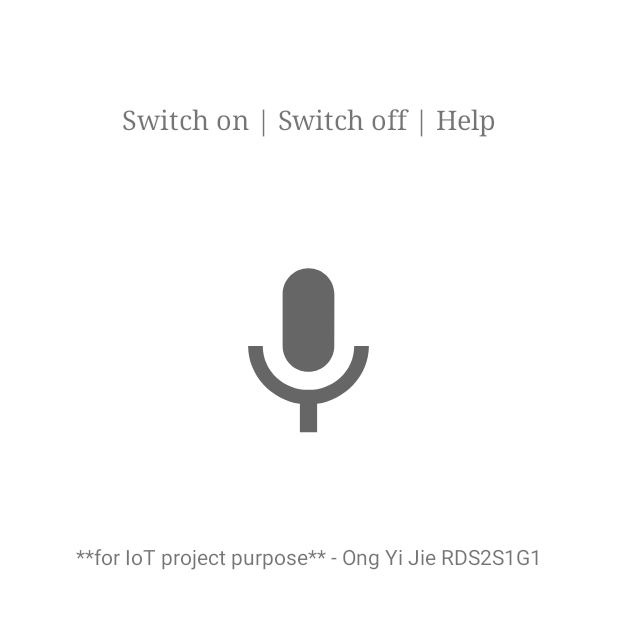
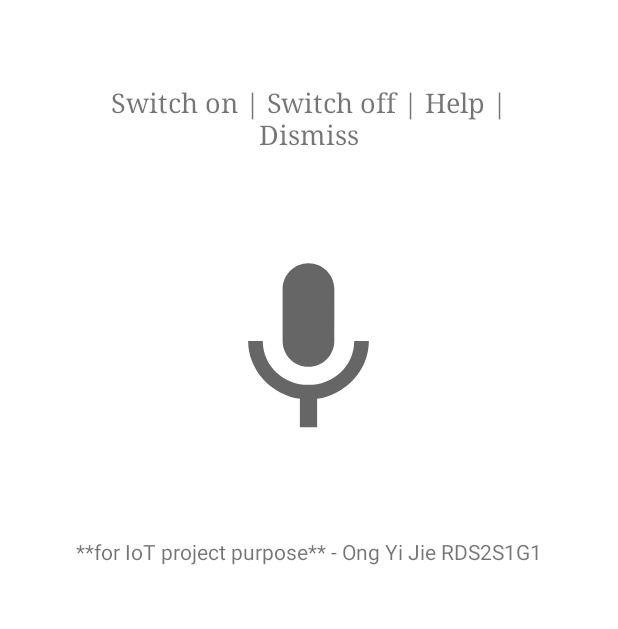
Before and after one commit to ongyijie/SpeechRecognition, an Android app: the screen it shows after launch (MainActivity), on a phone screen of 412 x 824 dp, the part 219-848 px from its top. Run offline under Robolectric (Android 15) with nearby library versions, the phone set to English and light mode, and no system bars; our stand-ins replace Firebase (no records; nobody signed in at launch, a user with empty details on screens opened directly).

Commit message:
19/11 1st commit

```diff
--- /dev/null
+++ b/app/src/main/res/drawable/ic_baseline_help_center_24.xml
@@ -0,0 +1,10 @@
+<vector xmlns:android="http://schemas.android.com/apk/res/android"
+    android:width="24dp"
+    android:height="24dp"
+    android:viewportWidth="24"
+    android:viewportHeight="24"
+    android:tint="?attr/colorControlNormal">
+  <path
+      android:fillColor="@android:color/white"
+      android:pathData="M19,3H5C3.9,3 3,3.9 3,5v14c0,1.1 0.9,2 2,2h14c1.1,0 2,-0.9 2,-2V5C21,3.9 20.1,3 19,3zM12.01,18c-0.7,0 -1.26,-0.56 -1.26,-1.26c0,-0.71 0.56,-1.25 1.26,-1.25c0.71,0 1.25,0.54 1.25,1.25C13.25,17.43 12.72,18 12.01,18zM15.02,10.6c-0.76,1.11 -1.48,1.46 -1.87,2.17c-0.16,0.29 -0.22,0.48 -0.22,1.41h-1.82c0,-0.49 -0.08,-1.29 0.31,-1.98c0.49,-0.87 1.42,-1.39 1.96,-2.16c0.57,-0.81 0.25,-2.33 -1.37,-2.33c-1.06,0 -1.58,0.8 -1.8,1.48L8.56,8.49C9.01,7.15 10.22,6 11.99,6c1.48,0 2.49,0.67 3.01,1.52C15.44,8.24 15.7,9.59 15.02,10.6z"/>
+</vector>
--- a/app/src/main/res/layout/activity_main.xml
+++ b/app/src/main/res/layout/activity_main.xml
@@ -20,8 +20,8 @@
 
     <TextView
         android:id="@+id/textViewResult"
-        android:layout_width="271dp"
-        android:layout_height="47dp"
+        android:layout_width="335dp"
+        android:layout_height="44dp"
         android:layout_marginTop="56dp"
         android:fontFamily="serif"
         android:gravity="center"
--- a/app/src/main/res/values/strings.xml
+++ b/app/src/main/res/values/strings.xml
@@ -2,6 +2,8 @@
     <string name="app_name">Speech</string>
     <string name="mic">Microphone</string>
     <string name="speech_to_text">Speech Recognition</string>
-    <string name="say_smtg">Switch on | Switch off | Help</string>
+    <string name="say_smtg">Switch on | Switch off | Help | Dismiss</string>
     <string name="info">**for IoT project purpose** - Ong Yi Jie RDS2S1G1</string>
+    <string name="mychannel">My channel</string>
+    <string name="channeldesc">This is my channel</string>
 </resources>
```
Also changed, not shown: app/src/main/java/my/edu/tarc/speech/MainActivity.kt (+108 -61 lines).
